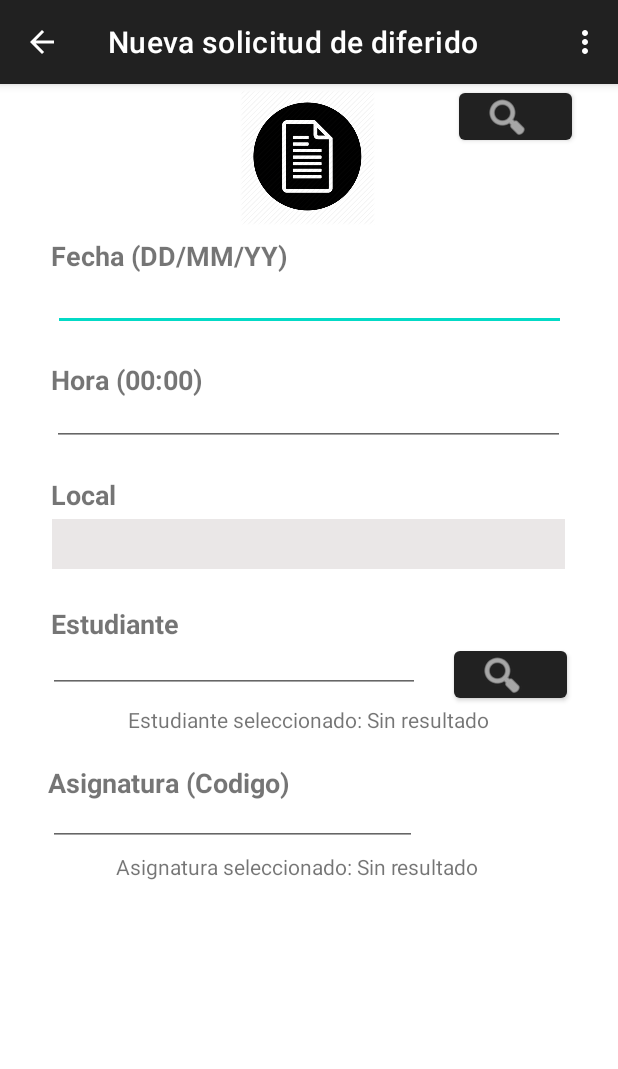
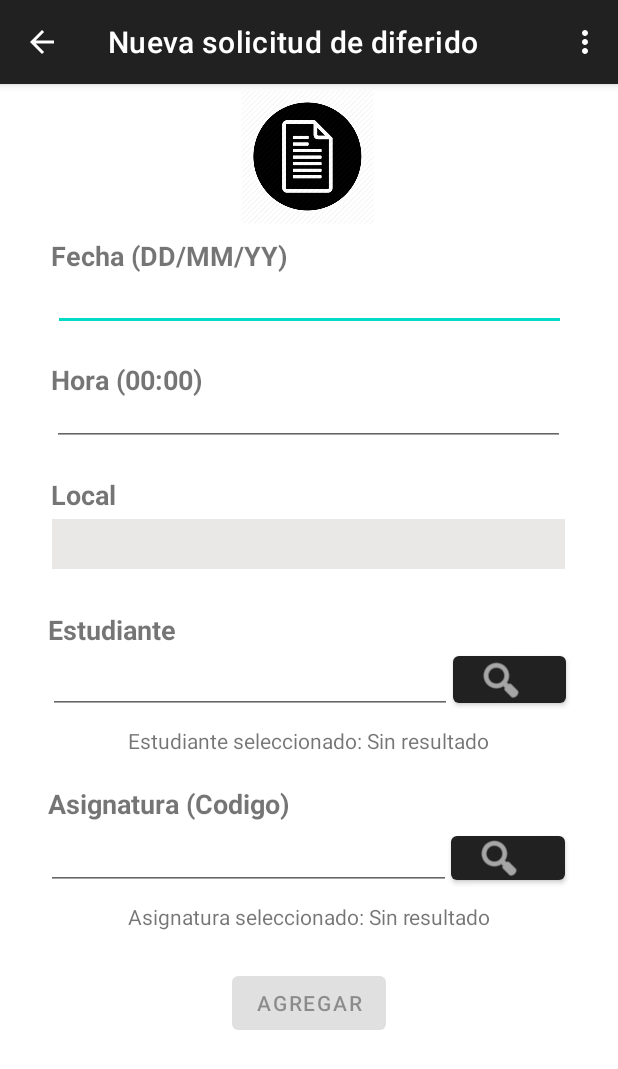
Before and after one commit to Fran123456/control-proceso-administrativo-android, an Android app: the DeferredTestAddActivity screen opened directly, with no data from a screen before it, on a phone screen of 412 x 824 dp. Shown: the top 1069 px of the screen. Run offline under Robolectric (Android 15) with nearby library versions, the light colour scheme and no system bars.

Commit message:
opcion de diferidos 2

```diff
--- a/app/src/main/java/com/example/controlprocesosadministrativos/DataBaseHelper.java
+++ b/app/src/main/java/com/example/controlprocesosadministrativos/DataBaseHelper.java
@@ -469,6 +469,31 @@ public class DataBaseHelper extends SQLiteOpenHelper {
     }
     //METODOS PARA ALUMNO
 
+
+    //METODOS PARA DIFERIDOS
+    public String addDiferred(Local local){
+        SQLiteDatabase db = this.getWritableDatabase();
+        String message="";
+        long contador=0;
+        ContentValues Values = new ContentValues();
+        Values.put(tables.localFields[1], local.getLocal() );
+        contador=db.insert(tables.localTable, null, Values);
+
+        if(contador==-1 || contador==0)
+        {
+            message= "Error al Insertar el registro, Registro Duplicado. Verificar inserción";
+        }
+        else {
+            message="Carrera agregada correctamente";
+        }
+        db.close();
+        return message;
+    }
+    //METODOS PARA DIFERIDOS
+
+
+
+
     //LLENADO DE INFORMACION
 
     public String dbInsertData(){
--- a/app/src/main/java/com/example/controlprocesosadministrativos/DeferredTestActivities/DeferredTestAddActivity.java
+++ b/app/src/main/java/com/example/controlprocesosadministrativos/DeferredTestActivities/DeferredTestAddActivity.java
@@ -8,6 +8,7 @@ import android.view.MenuItem;
 import android.view.View;
 import android.widget.AdapterView;
 import android.widget.ArrayAdapter;
+import android.widget.Button;
 import android.widget.EditText;
 import android.widget.Spinner;
 import android.widget.TextView;
@@ -36,6 +37,7 @@ public class DeferredTestAddActivity extends AppCompatActivity {
     private EditText editTime;
     private EditText editDate;
     private EditText courseSearch;
+    private Button savebtn;
 
     private TextView studentSelected;
     private TextView courseSelected;
@@ -63,7 +65,9 @@ public class DeferredTestAddActivity extends AppCompatActivity {
         studentSearch = (EditText)findViewById(R.id.studentSearchAddDeferred_txt);
         studentSelected = (TextView)findViewById(R.id.studentSelected_deferred);
         courseSearch =(EditText)findViewById(R.id.courseSearchAddDeferred_txt);
-
+        courseSelected = (TextView)findViewById(R.id.courseSelected_deferred);
+        savebtn = (Button)findViewById(R.id.btnDeferredSave_btn);
+        savebtn.setEnabled(false);
 
         this.LocalListToStringList();
         ArrayAdapter<CharSequence> adapter = new ArrayAdapter(this, android.R.layout.simple_spinner_item, localsString);
@@ -95,6 +99,25 @@ public class DeferredTestAddActivity extends AppCompatActivity {
         }else{
             studentSelected.setText("Estudiante seleccionado: Sin resultado en la busqueda");
         }
+        this.EnablerBtn();
+    }
+
+
+    public void getCourse(View v){
+        course = DB.getCourseByCode(courseSearch.getText().toString());
+
+        if(course.getCodeCourse() != null){
+            courseSelected.setText(course.getCodeCourse() + " - " + course.getCourse());
+        }else{
+            courseSelected.setText("Asignatura seleccionada: Sin resultado en la busqueda");
+        }
+        this.EnablerBtn();
+    }
+
+    private void EnablerBtn(){
+        if(course.getCourse() != null && student.getName() != null){
+            savebtn.setEnabled(true);
+        }
     }
 
 
--- /dev/null
+++ b/app/src/main/java/com/example/controlprocesosadministrativos/Models/TestDiferred.java
@@ -0,0 +1,4 @@
+package com.example.controlprocesosadministrativos.Models;
+
+public class TestDiferred {
+}
--- a/app/src/main/java/com/example/controlprocesosadministrativos/Tables/Tables.java
+++ b/app/src/main/java/com/example/controlprocesosadministrativos/Tables/Tables.java
@@ -17,5 +17,7 @@ public class Tables {
     public static  String[] localFields = new String []{"id","local"};
 
     public static String deferredTable ="deferred";
-    public static  String[] deferredFields = new String []{"id","date","time","local_id","student_id"};
+    public static  String[] deferredFields = new String []{"id","date","time","local_id","student_id","career_id"};
+
+
 }
--- a/app/src/main/res/layout/activity_deferred_test_add.xml
+++ b/app/src/main/res/layout/activity_deferred_test_add.xml
@@ -93,12 +93,12 @@
         android:id="@+id/textView11"
         android:layout_width="wrap_content"
         android:layout_height="wrap_content"
-        android:layout_marginTop="24dp"
+        android:layout_marginTop="28dp"
         android:text="Estudiante"
         android:textSize="18sp"
         android:textStyle="bold"
         app:layout_constraintEnd_toEndOf="parent"
-        app:layout_constraintHorizontal_bias="0.104"
+        app:layout_constraintHorizontal_bias="0.098"
         app:layout_constraintStart_toStartOf="parent"
         app:layout_constraintTop_toBottomOf="@+id/spinnerLocal_deferred" />
 
@@ -117,8 +117,8 @@
 
     <EditText
         android:id="@+id/studentSearchAddDeferred_txt"
-        android:layout_width="248dp"
-        android:layout_height="30dp"
+        android:layout_width="269dp"
+        android:layout_height="40dp"
         android:layout_marginStart="32dp"
         android:layout_marginLeft="32dp"
         android:layout_marginTop="4dp"
@@ -131,14 +131,13 @@
         android:id="@+id/button4"
         android:layout_width="75dp"
         android:layout_height="43dp"
-        android:layout_marginEnd="32dp"
-        android:layout_marginRight="32dp"
+        android:layout_marginTop="24dp"
         android:onClick="getStudent"
         app:icon="@android:drawable/ic_menu_search"
         app:layout_constraintEnd_toEndOf="parent"
-        app:layout_constraintHorizontal_bias="0.916"
+        app:layout_constraintHorizontal_bias="0.028"
         app:layout_constraintStart_toEndOf="@+id/studentSearchAddDeferred_txt"
-        app:layout_constraintTop_toBottomOf="@+id/textView11" />
+        app:layout_constraintTop_toTopOf="@+id/textView11" />
 
     <TextView
         android:id="@+id/studentSelected_deferred"
@@ -152,37 +151,49 @@
         app:layout_constraintTop_toBottomOf="@+id/studentSearchAddDeferred_txt" />
 
     <TextView
-        android:id="@+id/studentSelected_deferred2"
+        android:id="@+id/courseSelected_deferred"
         android:layout_width="wrap_content"
         android:layout_height="wrap_content"
-        android:layout_marginTop="4dp"
         android:text="Asignatura seleccionado: Sin resultado"
         app:layout_constraintEnd_toEndOf="parent"
-        app:layout_constraintHorizontal_bias="0.455"
         app:layout_constraintStart_toStartOf="parent"
-        app:layout_constraintTop_toBottomOf="@+id/courseSearchAddDeferred_txt" />
+        app:layout_constraintTop_toBottomOf="@+id/linearLayout2" />
 
-    <EditText
-        android:id="@+id/courseSearchAddDeferred_txt"
-        android:layout_width="246dp"
-        android:layout_height="30dp"
-        android:layout_marginStart="32dp"
-        android:layout_marginLeft="32dp"
-        android:ems="10"
-        android:inputType="textPersonName"
+    <LinearLayout
+        android:id="@+id/linearLayout2"
+        android:layout_width="349dp"
+        android:layout_height="53dp"
+        android:orientation="horizontal"
+        app:layout_constraintEnd_toEndOf="parent"
+        app:layout_constraintHorizontal_bias="0.492"
         app:layout_constraintStart_toStartOf="parent"
-        app:layout_constraintTop_toBottomOf="@+id/textView14" />
+        app:layout_constraintTop_toBottomOf="@+id/textView14">
+
+        <EditText
+            android:id="@+id/courseSearchAddDeferred_txt"
+            android:layout_width="270dp"
+            android:layout_height="wrap_content"
+            android:ems="10"
+            android:inputType="textPersonName" />
+
+        <Button
+            android:id="@+id/button5"
+            android:layout_width="76dp"
+            android:layout_height="41dp"
+            android:onClick="getCourse"
+            app:icon="@android:drawable/ic_menu_search" />
+    </LinearLayout>
 
     <Button
-        android:id="@+id/button5"
-        android:layout_width="75dp"
-        android:layout_height="43dp"
-        android:layout_marginStart="28dp"
-        android:layout_marginLeft="28dp"
-        app:icon="@android:drawable/ic_menu_search"
+        android:id="@+id/btnDeferredSave_btn"
+        android:layout_width="wrap_content"
+        android:layout_height="wrap_content"
+        android:layout_marginTop="24dp"
+        android:text="@string/agregar"
+        app:layout_constraintBottom_toBottomOf="parent"
         app:layout_constraintEnd_toEndOf="parent"
-        app:layout_constraintHorizontal_bias="0.0"
-        app:layout_constraintStart_toEndOf="@+id/courseSearchAddDeferred_txt"
-        tools:layout_editor_absoluteY="463dp" />
+        app:layout_constraintStart_toStartOf="parent"
+        app:layout_constraintTop_toBottomOf="@+id/courseSelected_deferred"
+        app:layout_constraintVertical_bias="0.0" />
 
 </androidx.constraintlayout.widget.ConstraintLayout>
```
